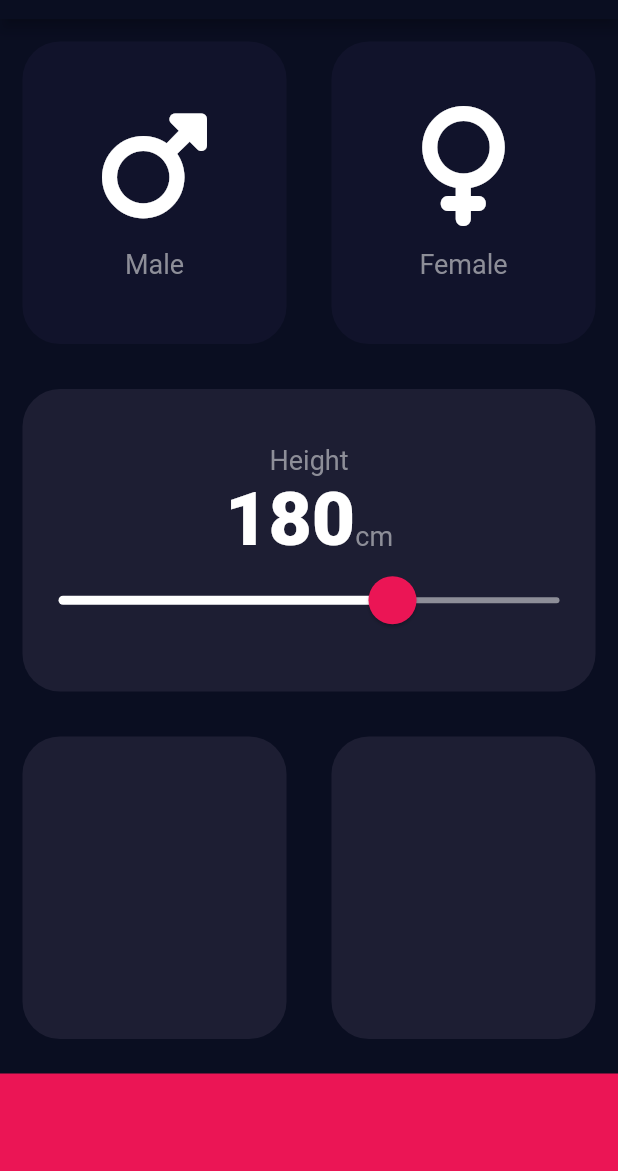
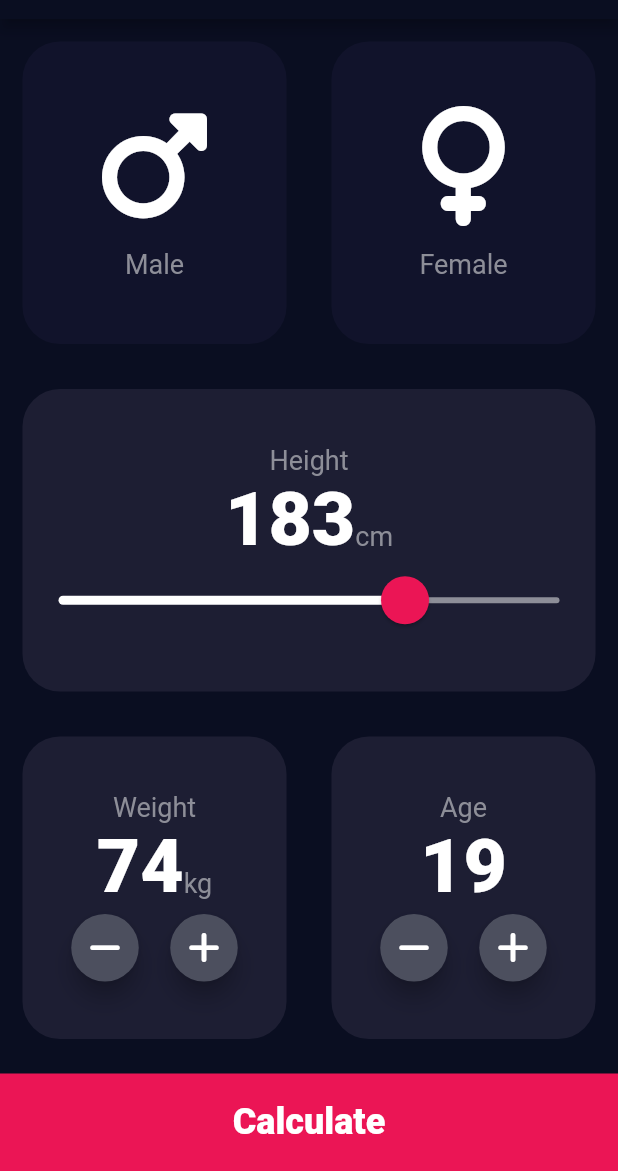
Before and after one commit to skudu95/BMI_Calculator_Flutter, a Flutter app: the screen it shows after launch, on a phone screen of 412 x 824 dp, the part 65-1236 px from its top. Run offline on Flutter 3.47's test engine with Material 2 defaults, Android fonts, the phone set to English and light mode, and no system bars; our stand-ins replace font_awesome_flutter.

Commit message:
understanding route in dart

```diff
--- a/lib/input_page.dart
+++ b/lib/input_page.dart
@@ -1,8 +1,10 @@
+import 'package:bmi_calculator_flutter/result.dart';
 import 'package:flutter/material.dart';
 import 'package:font_awesome_flutter/font_awesome_flutter.dart';
 import 'icon_content.dart';
 import 'reusable_card.dart';
 import 'constants.dart';
+import 'round_icon_button.dart';
 
 enum Gender { male, female }
 
@@ -37,7 +39,9 @@ class _InputPageState extends State<InputPage> {
     }
   }*/
   Gender? selectedGender;
-  int height = 180;
+  int height = 183;
+  int weight = 74;
+  int age = 19;
 
   @override
   Widget build(BuildContext context) {
@@ -144,21 +148,126 @@ class _InputPageState extends State<InputPage> {
                 Expanded(
                   child: ReusableCard(
                     colour: kCardColor,
+                    cardChild: Column(
+                      mainAxisAlignment: MainAxisAlignment.center,
+                      children: <Widget>[
+                        Text(
+                          'Weight',
+                          style: kLabelTextStyle,
+                        ),
+                        Row(
+                          mainAxisAlignment: MainAxisAlignment.center,
+                          crossAxisAlignment: CrossAxisAlignment.baseline,
+                          textBaseline: TextBaseline.alphabetic,
+                          children: [
+                            Text(
+                              weight.toString(),
+                              style: kNumberTextStyle,
+                            ),
+                            /* SizedBox(
+                              width: 5.0,
+                            ),*/
+                            Text(
+                              'kg',
+                              style: kLabelTextStyle,
+                            )
+                          ],
+                        ),
+                        Row(
+                          mainAxisAlignment: MainAxisAlignment.center,
+                          children: <Widget>[
+                            RoundIconButton(
+                              icon: FontAwesomeIcons.minus,
+                              onPressed: () {
+                                setState(() {
+                                  weight--;
+                                });
+                              },
+                            ),
+                            SizedBox(
+                              width: 18.0,
+                            ),
+                            RoundIconButton(
+                              icon: FontAwesomeIcons.plus,
+                              onPressed: () {
+                                setState(() {
+                                  weight++;
+                                });
+                              },
+                            ),
+                          ],
+                        ),
+                      ],
+                    ),
                   ),
                 ),
                 Expanded(
                   child: ReusableCard(
                     colour: kCardColor,
+                    cardChild: Column(
+                      mainAxisAlignment: MainAxisAlignment.center,
+                      children: <Widget>[
+                        Text(
+                          'Age',
+                          style: kLabelTextStyle,
+                        ),
+                        Text(
+                          age.toString(),
+                          style: kNumberTextStyle,
+                        ),
+                        Row(
+                          mainAxisAlignment: MainAxisAlignment.center,
+                          children: <Widget>[
+                            RoundIconButton(
+                                icon: FontAwesomeIcons.minus,
+                                onPressed: () {
+                                  setState(() {
+                                    age--;
+                                  });
+                                }),
+                            SizedBox(
+                              width: 18.0,
+                            ),
+                            RoundIconButton(
+                                icon: FontAwesomeIcons.plus,
+                                onPressed: () {
+                                  setState(() {
+                                    age++;
+                                  });
+                                })
+                          ],
+                        ),
+                      ],
+                    ),
                   ),
                 ),
               ],
             ),
           ),
-          Container(
-            color: kBottomContainerColor,
-            margin: EdgeInsets.only(top: 8.0),
-            width: double.infinity,
-            height: kBottomContainerHeight,
+          GestureDetector(
+            onTap: () {
+              Navigator.push(
+                context,
+                MaterialPageRoute(
+                  builder: (context) => ResultPage(),
+                ),
+              );
+            },
+            child: Container(
+              color: kBottomContainerColor,
+              margin: EdgeInsets.only(top: 8.0),
+              width: double.infinity,
+              height: kBottomContainerHeight,
+              child: Center(
+                child: Text(
+                  'Calculate',
+                  style: TextStyle(
+                      color: Colors.white,
+                      fontSize: 24.0,
+                      fontWeight: FontWeight.w900),
+                ),
+              ),
+            ),
           ),
         ],
       ),
--- /dev/null
+++ b/lib/result.dart
@@ -0,0 +1,21 @@
+import 'package:bmi_calculator_flutter/constants.dart';
+import 'package:flutter/material.dart';
+
+class ResultPage extends StatelessWidget {
+  const ResultPage({Key? key}) : super(key: key);
+
+  @override
+  Widget build(BuildContext context) {
+    return Scaffold(
+      appBar: AppBar(
+        title: Text('Result'),
+      ),
+      body: Center(
+        child: Text(
+          'Hello',
+          style: kNumberTextStyle,
+        ),
+      ),
+    );
+  }
+}
--- /dev/null
+++ b/lib/round_icon_button.dart
@@ -0,0 +1,28 @@
+import 'package:flutter/material.dart';
+
+class RoundIconButton extends StatelessWidget {
+  const RoundIconButton({Key? key, required this.icon, required this.onPressed})
+      : super(key: key);
+
+  final IconData icon;
+  final void Function() onPressed;
+
+  @override
+  Widget build(BuildContext context) {
+    return RawMaterialButton(
+      elevation: 6.0,
+      constraints: BoxConstraints.tightFor(
+        width: 45.0,
+        height: 45.0,
+      ),
+      shape: CircleBorder(),
+      fillColor: Color(0xFF4C4F5E),
+      // fillColor: Color(0xFF1D2032),
+      onPressed: onPressed,
+      child: Icon(
+        icon,
+        color: Colors.white,
+      ),
+    );
+  }
+}
```
